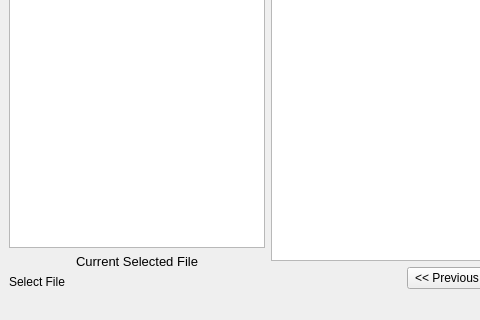
Above: BBoxTool/editwindow.ui from InnoCentCoder5497/BBox-Tool before the change; both pictures show x 0 to 480 and y 324 to 644 of the 1074 by 644 pixel window. Below: the same form after it.
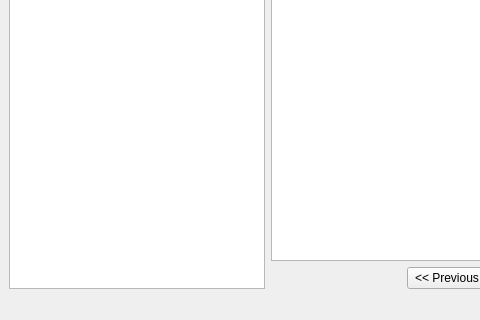
That is the form after the change.

Patch:
```diff
--- a/BBoxTool/editwindow.ui
+++ b/BBoxTool/editwindow.ui
@@ -17,6 +17,9 @@
    <layout class="QHBoxLayout" name="horizontalLayout_2">
     <item>
      <layout class="QVBoxLayout" name="verticalLayout">
+      <property name="sizeConstraint">
+       <enum>QLayout::SetDefaultConstraint</enum>
+      </property>
       <item>
        <widget class="QLabel" name="label">
         <property name="font">
@@ -77,37 +80,15 @@
        </widget>
       </item>
       <item>
-       <widget class="QListView" name="listAllFiles">
+       <widget class="QListWidget" name="lstFilesList">
         <property name="sizePolicy">
-         <sizepolicy hsizetype="Preferred" vsizetype="MinimumExpanding">
+         <sizepolicy hsizetype="Fixed" vsizetype="MinimumExpanding">
           <horstretch>0</horstretch>
           <verstretch>0</verstretch>
          </sizepolicy>
         </property>
        </widget>
       </item>
-      <item>
-       <widget class="QLabel" name="label_3">
-        <property name="font">
-         <font>
-          <pointsize>10</pointsize>
-         </font>
-        </property>
-        <property name="text">
-         <string>Current Selected File</string>
-        </property>
-        <property name="alignment">
-         <set>Qt::AlignCenter</set>
-        </property>
-       </widget>
-      </item>
-      <item>
-       <widget class="QLabel" name="lblCurrentSelection">
-        <property name="text">
-         <string>Select File</string>
-        </property>
-       </widget>
-      </item>
      </layout>
     </item>
     <item>
```
